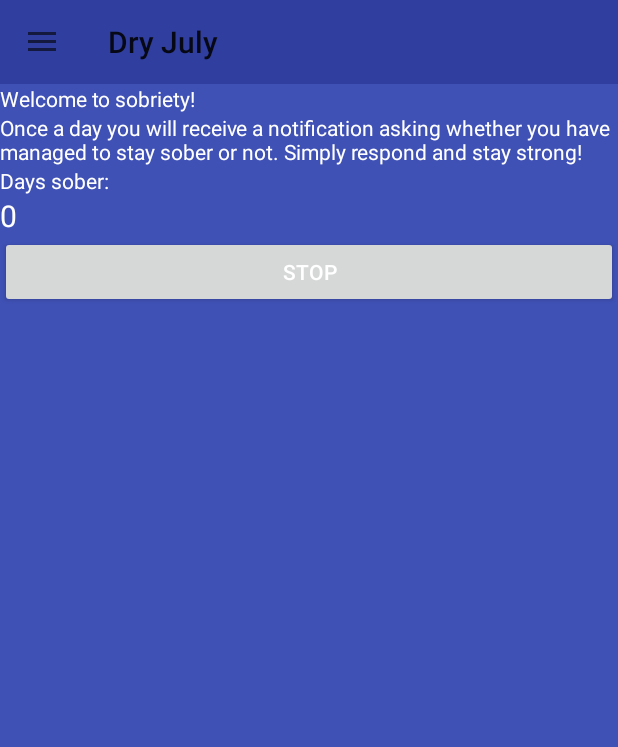
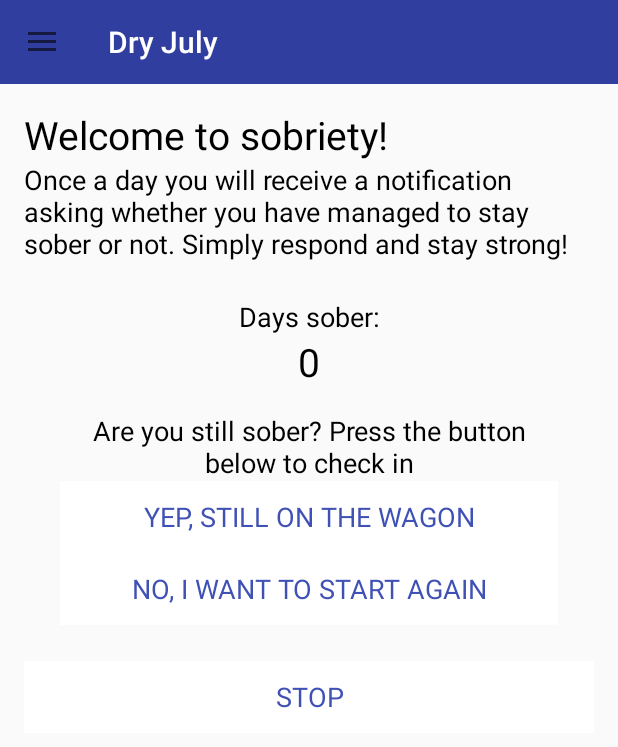
Before and after one commit to shredderskelton/onemonth, an Android app: the screen it shows after launch (MainActivity), after a tap on "START", on a phone screen of 412 x 824 dp. Shown: the top 747 px of the screen. Run offline under Robolectric (Android 15) with nearby library versions, the phone set to English and light mode, and no system bars; our stand-ins replace ButterKnife; 2 statements that could not run were skipped.

Commit message:
design changes

```diff
--- a/app/src/main/AndroidManifest.xml
+++ b/app/src/main/AndroidManifest.xml
@@ -1,10 +1,9 @@
 <?xml version="1.0" encoding="utf-8"?>
 <manifest package="com.shredder.onemonth"
           xmlns:android="http://schemas.android.com/apk/res/android">
-
     <application
         android:allowBackup="true"
-        android:icon="@mipmap/ic_launcher"
+        android:icon="@drawable/ic_local_drink_blue_600_48dp"
         android:label="@string/app_name"
         android:supportsRtl="true"
         android:theme="@style/AppTheme">
@@ -18,7 +17,6 @@
                 <category android:name="android.intent.category.LAUNCHER"/>
             </intent-filter>
         </activity>
-
         <receiver android:name="com.shredder.onemonth.receivers.OnAlarmBroadcastReceiver"/>
         <receiver android:name="com.shredder.onemonth.receivers.OnNotificationClickedBroadcastReceiver">
             <intent-filter>
@@ -26,7 +24,5 @@
                 <action android:name="com.shredder.onemonth.no"/>
             </intent-filter>
         </receiver>
-
     </application>
-
 </manifest>
--- a/app/src/main/java/com/shredder/onemonth/fragments/MainFragment.java
+++ b/app/src/main/java/com/shredder/onemonth/fragments/MainFragment.java
@@ -25,9 +25,10 @@ public class MainFragment extends BaseFragment implements BackButtonSupportFragm
     @Bind(R.id.directions_text_detailed) TextView detailsTextView;
     @Bind(R.id.directions_text_welcome) TextView welcomeTextView;
     @Bind(R.id.directions_text_days) TextView daysTextView;
-    @Bind(R.id.directions_text_days_sober) TextView daysSoberTextView;
+    @Bind(R.id.directions_days_sober_view) View daysSoberView;
 
     private ProgressManager progressManager;
+    private AlarmBuilder alarmBuilder;
 
     public static MainFragment newInstance() {
         return new MainFragment();
@@ -38,6 +39,7 @@ public class MainFragment extends BaseFragment implements BackButtonSupportFragm
         View view = inflater.inflate(R.layout.fragment_main, container, false);
         ButterKnife.bind(this, view);
         progressManager = new ProgressManager(getActivity());
+        alarmBuilder = new AlarmBuilder(getActivity());
         onStateChange();
         return view;
     }
@@ -47,7 +49,7 @@ public class MainFragment extends BaseFragment implements BackButtonSupportFragm
         detailsTextView.setText(progressManager.isStarted() ? R.string.directions_detailed_started : R.string.directions_detailed);
         welcomeTextView.setText(progressManager.isStarted() ? R.string.directions_welcome_started : R.string.directions_welcome);
         daysTextView.setText(progressManager.isStarted() ? String.valueOf(progressManager.daysSober()) : "");
-        daysSoberTextView.setVisibility(progressManager.isStarted() ? View.VISIBLE : View.GONE);
+        daysSoberView.setVisibility(progressManager.isStarted() ? View.VISIBLE : View.GONE);
     }
 
     @Override
@@ -63,12 +65,27 @@ public class MainFragment extends BaseFragment implements BackButtonSupportFragm
     @OnClick(R.id.directions_stop_start_button)
     public void onStartPressed() {
         if (progressManager.isStarted()) {
-            new AlarmBuilder(getActivity()).cancelAlarm();
+            alarmBuilder.cancelAlarm();
             progressManager.stop();
         } else {
-            new AlarmBuilder(getActivity()).createAlarm();
+            alarmBuilder.createAlarm();
             progressManager.start();
         }
         onStateChange();
     }
+
+    @OnClick(R.id.directions_reset_button)
+    public void onResetPressed() {
+        alarmBuilder.cancelAlarm();
+        progressManager.stop();
+        alarmBuilder.createAlarm();
+        progressManager.start();
+        onStateChange();
+    }
+
+    @OnClick(R.id.directions_check_in_button)
+    public void onCheckinPressed() {
+        progressManager.checkIn();
+        onStateChange();
+    }
 }
--- /dev/null
+++ b/app/src/main/res/drawable-xxhdpi/background_button_borderless_hi.xml
@@ -0,0 +1,5 @@
+<?xml version="1.0" encoding="utf-8"?>
+<shape xmlns:android="http://schemas.android.com/apk/res/android" android:shape="rectangle">
+    <solid android:color="@color/colorPrimaryDark"/>
+    <size android:height="@dimen/Android_Design_rhythm"/>
+</shape>
--- /dev/null
+++ b/app/src/main/res/drawable-xxhdpi/background_button_borderless_lo.xml
@@ -0,0 +1,5 @@
+<?xml version="1.0" encoding="utf-8"?>
+<shape xmlns:android="http://schemas.android.com/apk/res/android" android:shape="rectangle" >
+    <solid android:color="@color/white"/>
+    <size android:height="@dimen/Android_Design_rhythm"/>
+</shape>
--- /dev/null
+++ b/app/src/main/res/drawable-xxhdpi/background_button_borderless_selector.xml
@@ -0,0 +1,5 @@
+<?xml version="1.0" encoding="utf-8"?>
+<selector xmlns:android="http://schemas.android.com/apk/res/android">
+    <item android:drawable="@drawable/background_button_borderless_hi" android:state_enabled="true" android:state_pressed="true"/>
+    <item android:drawable="@drawable/background_button_borderless_lo"/>
+</selector>
--- a/app/src/main/res/layout/activity_main.xml
+++ b/app/src/main/res/layout/activity_main.xml
@@ -3,7 +3,7 @@
     xmlns:android="http://schemas.android.com/apk/res/android"
     android:layout_width="match_parent"
     android:layout_height="match_parent"
-    android:background="?attr/colorPrimary">
+    android:background="@android:color/white">
 
     <LinearLayout
         android:layout_width="match_parent"
@@ -14,8 +14,7 @@
             android:id="@+id/main_toolbar"
             android:layout_width="match_parent"
             android:layout_height="wrap_content"
-            android:background="?attr/colorPrimaryDark"
-            android:titleTextColor="#ffffff"/>
+            android:background="?attr/colorPrimaryDark"/>
 
         <FrameLayout
             android:id="@+id/main_content"
--- a/app/src/main/res/layout/activity_main_toolbar_on_top.xml
+++ b/app/src/main/res/layout/activity_main_toolbar_on_top.xml
@@ -1,5 +1,6 @@
 <LinearLayout
     xmlns:android="http://schemas.android.com/apk/res/android"
+    xmlns:app="http://schemas.android.com/apk/res-auto"
     android:layout_width="match_parent"
     android:layout_height="match_parent"
     android:orientation="vertical">
@@ -9,14 +10,13 @@
         android:layout_width="match_parent"
         android:layout_height="wrap_content"
         android:background="?attr/colorPrimaryDark"
-        android:titleTextColor="#ffffff"/>
+        app:titleTextColor="@color/white"/>
 
     <android.support.v4.widget.DrawerLayout
         android:id="@+id/main_drawer"
         xmlns:android="http://schemas.android.com/apk/res/android"
         android:layout_width="match_parent"
-        android:layout_height="match_parent"
-        android:background="?attr/colorPrimary">
+        android:layout_height="match_parent">
 
         <ListView
             android:id="@+id/main_navigation"
--- a/app/src/main/res/layout/fragment_main.xml
+++ b/app/src/main/res/layout/fragment_main.xml
@@ -1,14 +1,17 @@
 <?xml version="1.0" encoding="utf-8"?>
 <LinearLayout xmlns:android="http://schemas.android.com/apk/res/android"
+              xmlns:tools="http://schemas.android.com/tools"
               android:layout_width="match_parent"
               android:layout_height="match_parent"
-              android:orientation="vertical">
+              android:orientation="vertical"
+              android:padding="@dimen/Android_Design_rhythmThird">
 
     <TextView
         android:id="@+id/directions_text_welcome"
         android:layout_width="match_parent"
         android:layout_height="wrap_content"
-        android:text="@string/directions_welcome_started"/>
+        android:text="@string/directions_welcome_started"
+        android:textSize="@dimen/textSizeHeading"/>
 
     <TextView
         android:id="@+id/directions_text_detailed"
@@ -16,17 +19,47 @@
         android:layout_height="wrap_content"
         android:text="@string/directions_detailed_started"/>
 
+    <LinearLayout
+        android:id="@+id/directions_days_sober_view"
+        android:layout_width="match_parent"
+        android:layout_height="wrap_content"
+        android:gravity="center"
+        android:orientation="vertical"
+        android:padding="@dimen/Android_Design_rhythmHalve">
+
         <TextView
             android:id="@+id/directions_text_days_sober"
             android:layout_width="match_parent"
             android:layout_height="wrap_content"
+            android:gravity="center"
             android:text="@string/directions_days_sober"/>
 
         <TextView
             android:id="@+id/directions_text_days"
             android:layout_width="match_parent"
             android:layout_height="wrap_content"
-        android:textSize="20dp"/>
+            android:gravity="center"
+            android:textSize="@dimen/textSizeHeading"
+            tools:text="12"/>
+
+        <TextView
+            android:paddingTop="@dimen/Android_Design_rhythmThird"
+            android:layout_width="match_parent"
+            android:layout_height="wrap_content"
+            android:gravity="center"
+            android:text="@string/directions_days_sober_question"/>
+
+        <Button
+            android:text="@string/checkin"
+            android:id="@+id/directions_check_in_button"
+            android:layout_width="match_parent"
+            android:layout_height="wrap_content"/>
+        <Button
+            android:id="@+id/directions_reset_button"
+            android:layout_width="match_parent"
+            android:layout_height="wrap_content"
+            android:text="@string/directions_reset"/>
+    </LinearLayout>
 
     <Button
         android:id="@+id/directions_stop_start_button"
--- a/app/src/main/res/values/dimens.xml
+++ b/app/src/main/res/values/dimens.xml
@@ -3,4 +3,22 @@
     <dimen name="activity_horizontal_margin">16dp</dimen>
     <dimen name="activity_vertical_margin">16dp</dimen>
     <dimen name="fab_margin">16dp</dimen>
+
+    <dimen name="Android_Design_rhythmDouble">96dp</dimen>
+    <dimen name="Android_Design_rhythmOneAndAHalf">72dp</dimen>
+    <dimen name="Android_Design_rhythmOneAndAThird">64dp</dimen>
+    <dimen name="Android_Design_rhythm">48dp</dimen>
+    <dimen name="Android_Design_rhythmThreeQuarters">36dp</dimen>
+    <dimen name="Android_Design_rhythmHalve">24dp</dimen>
+    <dimen name="Android_Design_rhythmThird">16dp</dimen>
+    <dimen name="Android_Design_rhythmSixth">8dp</dimen>
+    <dimen name="Android_Design_rhythmTwelfth">4dp</dimen>
+    <dimen name="Android_Design_minButtonWidth">88dp</dimen>
+
+    <dimen name="textSizeMicro">11sp</dimen>
+    <dimen name="textSizeSmall">14sp</dimen>
+    <dimen name="textSizeNormal">18sp</dimen>
+    <dimen name="textSizeLarge">22sp</dimen>
+    <dimen name="textSizeHeading">26sp</dimen>
+
 </resources>
--- a/app/src/main/res/values/strings.xml
+++ b/app/src/main/res/values/strings.xml
@@ -13,4 +13,7 @@
     <string name="yes">yes</string>
     <string name="notification_question">It\'s been a while since your last confession. Are you still sober?</string>
     <string name="directions_days_sober">Days sober:</string>
+    <string name="checkin">Yep, still on the wagon</string>
+    <string name="directions_days_sober_question">Are you still sober? Press the button below to check in</string>
+    <string name="directions_reset">No, I want to start again</string>
 </resources>
--- a/app/src/main/res/values/styles.xml
+++ b/app/src/main/res/values/styles.xml
@@ -6,6 +6,8 @@
         <item name="colorPrimary">@color/colorPrimary</item>
         <item name="colorPrimaryDark">@color/colorPrimaryDark</item>
         <item name="colorAccent">@color/colorAccent</item>
+        <item name="android:buttonStyle">@style/Dry.Button.Borderless</item>
+        <item name="android:textViewStyle">@style/Dry.TextView</item>
     </style>
 
     <style name="AppTheme.NoActionBar">
@@ -13,8 +15,19 @@
         <item name="windowNoTitle">true</item>
     </style>
 
-    <style name="AppTheme.AppBarOverlay" parent="ThemeOverlay.AppCompat.Dark.ActionBar"/>
+    <style name="Dry.Button.Borderless" parent="@android:style/Widget.Button">
+        <item name="android:background">@drawable/background_button_borderless_selector</item>
+        <item name="android:textSize">@dimen/textSizeNormal</item>
+        <item name="android:textColor">?attr/colorPrimary</item>
+        <item name="android:textAllCaps">true</item>
+        <item name="android:minHeight">@dimen/Android_Design_rhythm</item>
+    </style>
 
-    <style name="AppTheme.PopupOverlay" parent="ThemeOverlay.AppCompat.Light"/>
+    <style name="Dry.TextView" parent="@android:style/Widget.TextView">
+        <item name="android:textSize">@dimen/textSizeNormal</item>
+        <item name="android:textColor">@color/black</item>
+    </style>
 
+    <color name="white">@android:color/white</color>
+    <color name="black">@android:color/black</color>
 </resources>
```
Also changed, not shown: app/src/main/java/com/shredder/onemonth/MainActivity.java (+1 -11 lines), app/src/main/java/com/shredder/onemonth/fragments/BookDetailsFragment.java (deleted, +0 -74 lines), app/src/main/res/drawable-hdpi/ic_local_drink_blue_600_48dp.png (added), app/src/main/res/drawable-mdpi/ic_local_drink_blue_600_48dp.png (added), app/src/main/res/drawable-xhdpi/ic_local_drink_blue_600_48dp.png (added), app/src/main/res/drawable-xxhdpi/ic_local_drink_blue_600_48dp.png (added), app/src/main/res/drawable-xxxhdpi/ic_local_drink_blue_600_48dp.png (added). Lines whose indentation alone changed are shown as unchanged.
